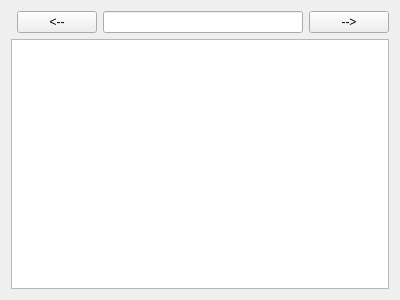
Above: ui/lfilewidget.ui from LeZheng/lisp-painter before the change. Below: the same form after it.
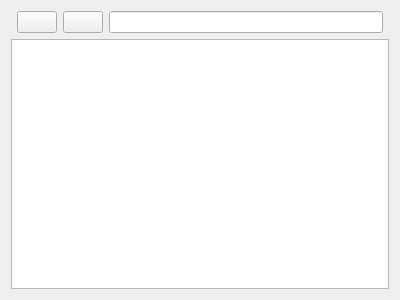
That is the form after the change.

Patch:
```diff
--- a/ui/lfilewidget.ui
+++ b/ui/lfilewidget.ui
@@ -14,23 +14,23 @@
    <string>Form</string>
   </property>
   <layout class="QGridLayout" name="gridLayout">
-   <item row="0" column="3">
-    <widget class="QPushButton" name="yes">
-     <property name="text">
-      <string>--&gt;</string>
-     </property>
-    </widget>
-   </item>
-   <item row="1" column="0" colspan="4">
+   <item row="1" column="0" colspan="5">
     <widget class="QTreeView" name="fileTree"/>
    </item>
-   <item row="0" column="2">
+   <item row="0" column="3">
     <widget class="QLineEdit" name="cunrrentPath"/>
    </item>
    <item row="0" column="1">
     <widget class="QPushButton" name="btnPrev">
      <property name="text">
-      <string>&lt;--</string>
+      <string/>
+     </property>
+    </widget>
+   </item>
+   <item row="0" column="2">
+    <widget class="QPushButton" name="btnNext">
+     <property name="text">
+      <string/>
      </property>
     </widget>
    </item>
```
